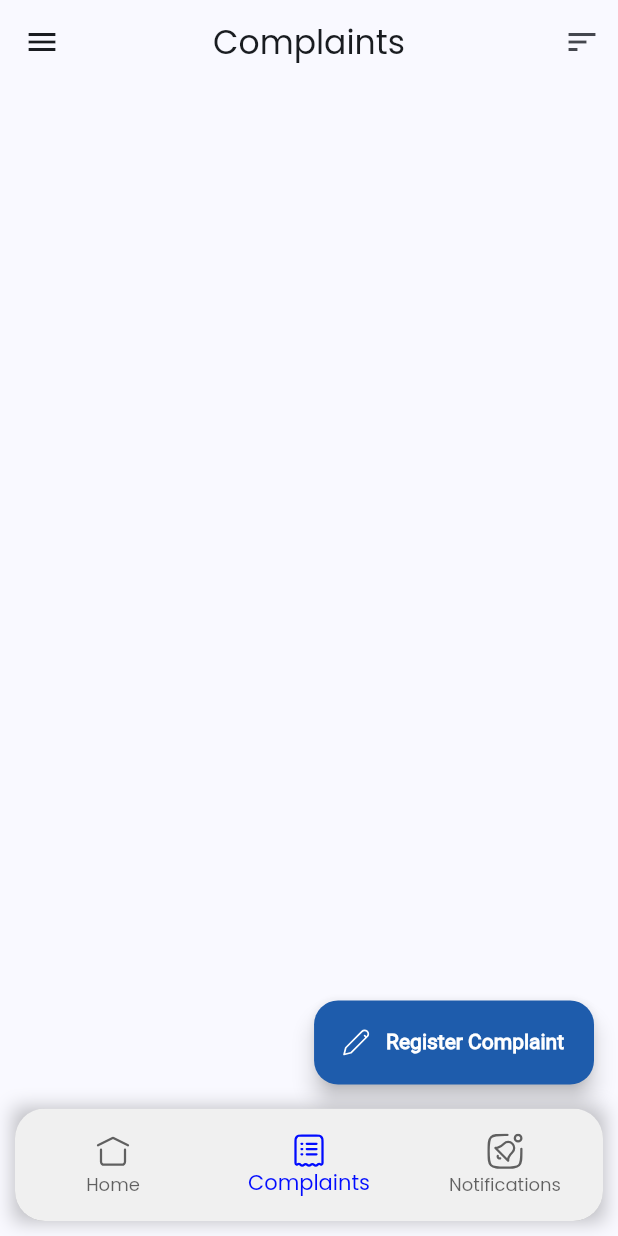
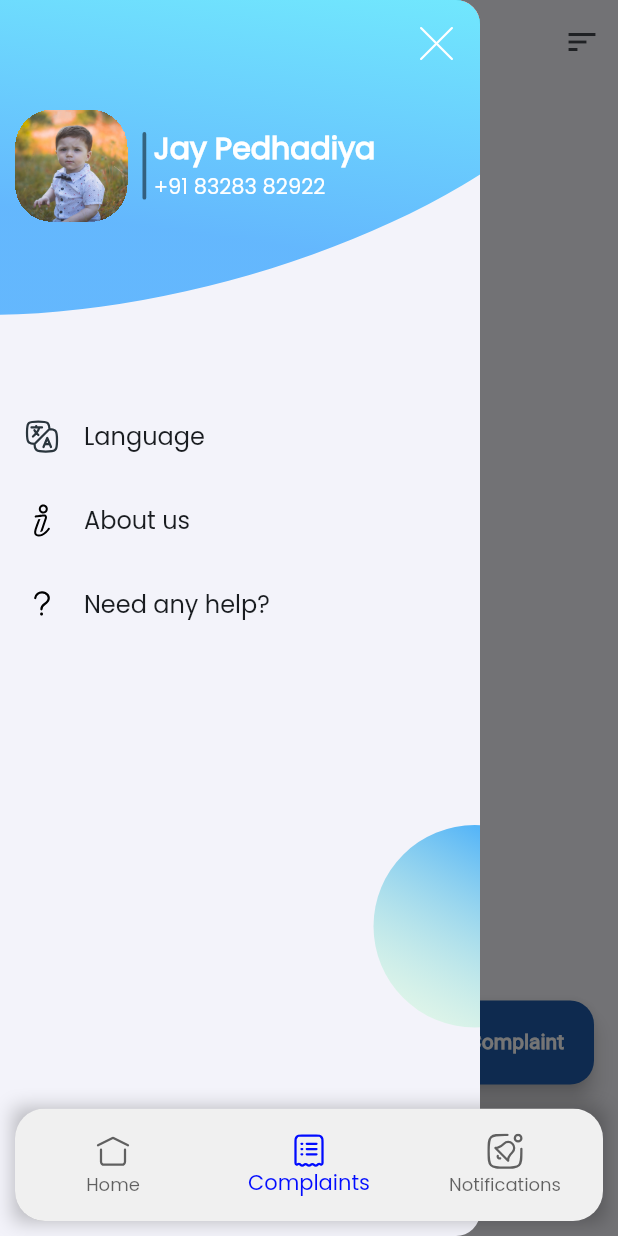
Before and after one commit to codersFlow20/jcc, a Flutter app: the ComplaintList screen opened by its route, with the side drawer open (before the commit the screen has no drawer), on a phone screen of 412 x 824 dp. Run offline on Flutter 3.47's test engine with Material 2 defaults, Android fonts, the phone set to English and light mode, and no system bars; our stand-ins replace bloc, cloud_firestore, equatable, firebase_auth, firebase_core, firebase_storage and 7 more; missing offline and left inert: flutter_form_bloc; accounts and stored records are empty.

Commit message:
Menu Drawer Add

```diff
--- /dev/null
+++ b/lib/common/widget/menu_drawer.dart
@@ -0,0 +1,171 @@
+import 'package:flutter/material.dart';
+import 'package:flutter_svg/flutter_svg.dart';
+import 'package:go_router/go_router.dart';
+import 'package:jcc/constants/string_constants.dart';
+import 'package:jcc/generated/assets.dart';
+import 'package:jcc/theme/colors.dart';
+
+class MenuDrawer extends StatelessWidget {
+  const MenuDrawer({super.key});
+
+  @override
+  Widget build(BuildContext context) {
+    return Drawer(
+      width: 320,
+      child: SingleChildScrollView(
+        padding: EdgeInsets.zero,
+        child: Stack(
+          children: [
+            SvgPicture.asset(
+              Assets.backgroundsMenuBackground,
+              fit: BoxFit.cover,
+            ),
+          SizedBox(
+              height: MediaQuery.of(context).size.width <= 450? MediaQuery.of(context).size.height : MediaQuery.of(context).size.width,
+              child: Column(
+                // mainAxisSize: MainAxisSize.max,
+                children: [
+                  Column(
+                    children: [
+                      _buildHeaderDrawer(context),
+                      const SizedBox(
+                        height: 115,
+                      ),
+                      ListTile(
+                        leading: SvgPicture.asset(Assets.iconsLanguage,fit: BoxFit.cover,),
+                        title: Text(
+                          CommonDataConstants.language,
+                          style: Theme.of(context).textTheme.headlineMedium,
+                        ),
+                        onTap: () {},
+                      ),
+                      ListTile(
+                        leading: SvgPicture.asset(Assets.iconsAboutUs,fit: BoxFit.cover,),
+                        title: Text(
+                          CommonDataConstants.aboutUs,
+                          style: Theme.of(context).textTheme.headlineMedium,
+                        ),
+                        onTap: () {},
+                      ),
+                      // SizedBox(
+                      //   height: 20,
+                      // ),
+                      ListTile(
+                        leading: SvgPicture.asset(Assets.iconsHelp,fit: BoxFit.cover,),
+                        title: Text(
+                          CommonDataConstants.needAnyHelp,
+                          style: Theme.of(context).textTheme.headlineMedium,
+                        ),
+                        onTap: () {},
+                      ),
+                    ],
+                  ),
+                  const Spacer(),
+                  // Expanded(child: SizedBox()),
+                  ListTile(
+                    leading: SvgPicture.asset(Assets.iconsLogOut,fit: BoxFit.cover,),
+                    title: Text(
+                      CommonDataConstants.logOut,
+                      style: Theme.of(context).textTheme.headlineMedium,
+                    ),
+                    onTap: () {},
+                  ),
+                  const SizedBox(
+                    height: 30,
+                  )
+                ],
+              ),
+            )
+          ],
+        ),
+      ),
+    );
+  }
+
+  Widget _buildHeaderDrawer(BuildContext context) {
+    return SizedBox(
+      child: Column(
+        children: [
+          Row(
+            mainAxisAlignment: MainAxisAlignment.end,
+            children: [
+              Padding(
+                padding: const EdgeInsets.all(5.0),
+                child: IconButton(
+                    onPressed: () => Scaffold.of(context).closeDrawer(),
+                    icon: SvgPicture.asset(
+                      Assets.iconsClose,
+                      fit: BoxFit.cover,
+                    )),
+              )
+            ],
+          ),
+          const SizedBox(
+            height: 15
+          ),
+          Padding(
+            padding: const EdgeInsets.symmetric(horizontal: 10),
+            child: Row(
+              children: [
+                GestureDetector(
+                  child: Hero(
+                    tag: 'profile',
+                    child: Container(
+                      height: 75,
+                      width: 75,
+                      clipBehavior: Clip.hardEdge,
+                      decoration: const BoxDecoration(
+                          borderRadius: BorderRadius.all(Radius.circular(25))),
+                      child: Image.asset(
+                        Assets.imageProfileImage,
+                        fit: BoxFit.cover,
+                      ),
+                    ),
+                  ),
+                  // onTap: () => context.push('/user_profile'),
+                ),
+                const SizedBox(
+                  width: 10,
+                ),
+                Container(
+                  width: 2.5,
+                  height: 45,
+                  decoration: const BoxDecoration(
+                      color: AppColors.black50,
+                      borderRadius: BorderRadius.all(Radius.circular(5))),
+                ),
+                const SizedBox(
+                  width: 5,
+                ),
+                Column(
+                  crossAxisAlignment: CrossAxisAlignment.start,
+                  children: [
+                    Text(
+                      "Jay Pedhadiya",
+                      style: Theme.of(context)
+                          .textTheme
+                          .displayMedium
+                          ?.copyWith(
+                              color: AppColors.white,
+                              fontWeight: FontWeight.w600),
+                    ),
+                    const SizedBox(
+                      height: 5,
+                    ),
+                    Text(
+                      "+91 83283 82922",
+                      style:
+                          Theme.of(context).textTheme.headlineSmall?.copyWith(
+                                color: AppColors.white,
+                              ),
+                    )
+                  ],
+                ),
+              ],
+            ),
+          )
+        ],
+      ),
+    );
+  }
+}
--- a/lib/config/router.dart
+++ b/lib/config/router.dart
@@ -9,6 +9,7 @@ import 'package:jcc/features/login/screens/login_screen.dart';
 import 'package:jcc/features/login/screens/otp_screen.dart';
 import 'package:jcc/features/notification/screens/notification_screen.dart';
 import 'package:jcc/features/register/screens/register_screen.dart';
+import 'package:jcc/features/user_profile/screens/user_profile.dart';
 
 final _rootNavigatorKey = GlobalKey<NavigatorState>();
 final _shellNavigatorKey = GlobalKey<NavigatorState>();
@@ -41,6 +42,11 @@ final router = GoRouter(
       parentNavigatorKey: _rootNavigatorKey,
       path: '/user_register',
       builder: (context, state) => const UserRegisterScreen(),
+    ),
+    GoRoute(
+      parentNavigatorKey: _rootNavigatorKey,
+      path: '/user_profile',
+      builder: (context, state) => const UserProfile(),
     ),
     ShellRoute(
       navigatorKey: _shellNavigatorKey,
--- a/lib/constants/string_constants.dart
+++ b/lib/constants/string_constants.dart
@@ -10,6 +10,12 @@ class CommonDataConstants {
   ];
 
   static const String home = "Home";
+  static const String userProfile = "Profile";
+
+  static const String language = "Language";
+  static const String aboutUs = "About us";
+  static const String needAnyHelp = "Need any help?";
+  static const String logOut = "Log out";
 }
 
 class ScreensDataConstants{
@@ -66,7 +72,7 @@ class DepartmentDataConstants {
   static final List<String> departmentIconsAssetsName = [
     Assets.departmentIconsWaterDepartment,
     Assets.departmentIconsSlumDepartment,
-    Assets.departmentIconsLightEESL,
+    Assets.departmentIconsLightEesl,
     Assets.departmentIconsCivil,
     Assets.departmentIconsHealth,
     Assets.departmentIconsSolidWaste,
@@ -74,8 +80,8 @@ class DepartmentDataConstants {
     Assets.departmentIconsTownPlanning,
     Assets.departmentIconsUndergroundSewers,
     Assets.departmentIconsHouseTax,
-    Assets.departmentIconsUCD,
-    Assets.departmentIconsICDS,
+    Assets.departmentIconsUcd,
+    Assets.departmentIconsIcds,
     Assets.departmentIconsGarden,
     Assets.departmentIconsProjectPlanning,
     Assets.departmentIconsESmartLight,
--- a/lib/features/complaint/screens/complaint_list.dart
+++ b/lib/features/complaint/screens/complaint_list.dart
@@ -2,8 +2,10 @@ import 'package:flutter/material.dart';
 import 'package:flutter_bloc/flutter_bloc.dart';
 import 'package:flutter_svg/flutter_svg.dart';
 import 'package:go_router/go_router.dart';
+import 'package:jcc/common/widget/menu_drawer.dart';
 import 'package:jcc/constants/assets_constants.dart';
 import 'package:jcc/features/complaint/widgets/complaint_widget.dart';
+import 'package:jcc/generated/assets.dart';
 import 'package:jcc/theme/colors.dart';
 import '../../../bloc/complaint/complaint_bloc.dart';
 
@@ -21,10 +23,10 @@ class ComplaintList extends StatelessWidget {
           label: Text(
             "Register Complaint",
             style: Theme.of(context).textTheme.headlineSmall?.copyWith(
-              fontFamily: 'Roboto',
-              fontWeight: FontWeight.w600,
-              color: AppColors.white,
-            ),
+                  fontFamily: 'Roboto',
+                  fontWeight: FontWeight.w600,
+                  color: AppColors.white,
+                ),
           ),
           icon: SvgPicture.asset(AssetsConstants.edit),
           onPressed: () {
@@ -33,11 +35,14 @@ class ComplaintList extends StatelessWidget {
           backgroundColor: AppColors.greenBlue,
         ),
       ),
+      drawer: const MenuDrawer(),
       appBar: AppBar(
         centerTitle: true,
-        leading: IconButton(
-          onPressed: () {},
-          icon: const Icon(Icons.menu),
+        leading: Builder(
+          builder: (context) => IconButton(
+            onPressed: () => Scaffold.of(context).openDrawer(),
+            icon: SvgPicture.asset(Assets.iconsMenu,fit: BoxFit.cover,),
+          ),
         ),
         title: const Text(
           'Complaints',
--- a/lib/theme/colors.dart
+++ b/lib/theme/colors.dart
@@ -5,6 +5,7 @@ class AppColors {
   static const Color white = Color(0xFFFFFFFF);
 
   static const Color black60 = Color(0x99000000);
+  static const Color black50 = Color(0x80000000);
   static const Color black25 = Color(0x40000000);
 
   static const Color platinum = Color(0xFFE2E2E2);
--- a/pubspec.yaml
+++ b/pubspec.yaml
@@ -67,3 +67,4 @@ flutter:
     - assets/backgrounds/
     - assets/departmentIcons/
     - assets/fonts/
+    - assets/image/
```
Also changed, not shown: lib/features/home/screens/home_screen.dart (+10 -2 lines), lib/features/user_profile/screens/user_profile.dart (added, +68 -0 lines), assets/backgrounds/menu_background.svg (added), assets/backgrounds/user_profile_background.svg (added), assets/departmentIcons/icds.png (renamed from assets/departmentIcons/lcds.png), assets/icons/about_us.svg (added), assets/icons/back_arrow.svg (added), assets/icons/close.svg (added), assets/icons/help.svg (added), assets/icons/language.svg (added), assets/icons/log_out.svg (added), assets/image/profile_image.png (added), lib/generated/assets.dart.
